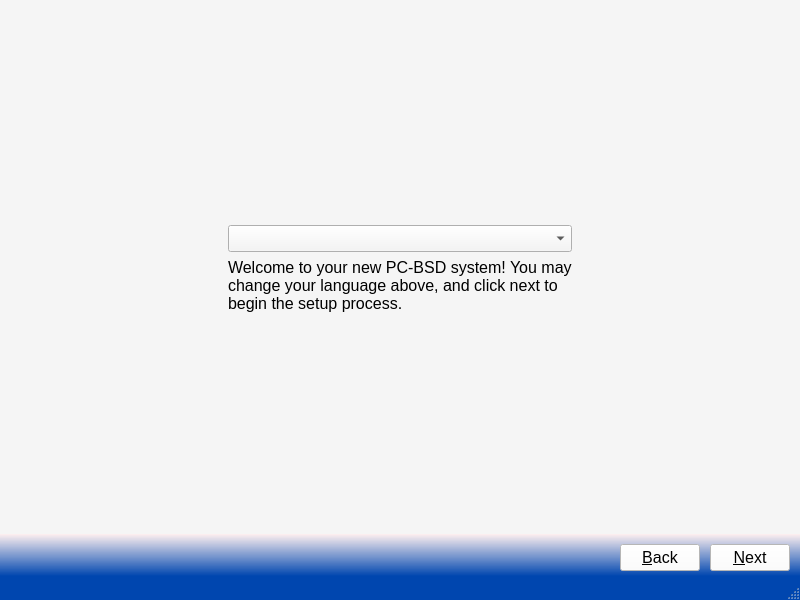
Before: the Qt Designer form src-qt5/pc-firstbootgui/firstboot.ui in trueos/pcbsd, drawn with Qt 5.
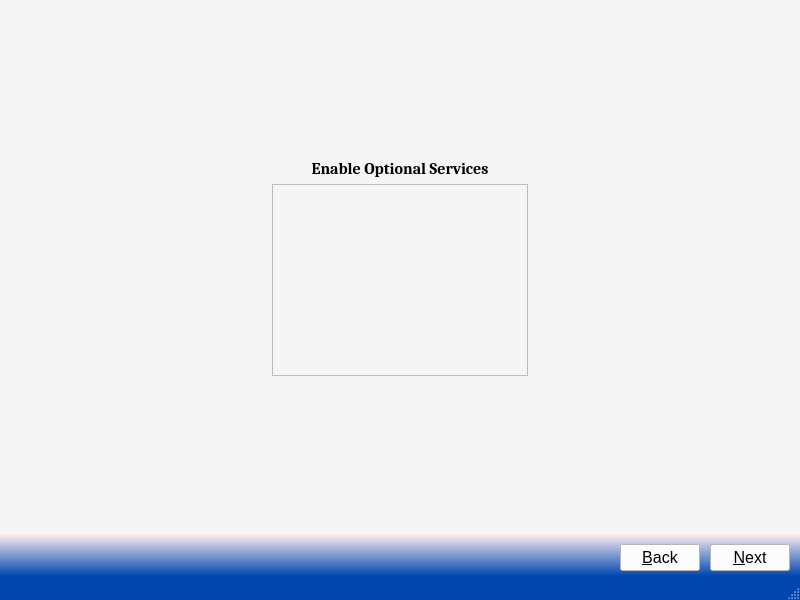
After: the same form once the commit is applied. Icons and pictures are not drawn.

Commit message: Add a new page to the firstboot wizard for enabling optional services. This currently only shows the SSH(D) service, but more can be easily added in the services.cpp file. NOTE: This still needs to be tested

Patch:
```diff
--- a/src-qt5/pc-firstbootgui/firstboot.ui
+++ b/src-qt5/pc-firstbootgui/firstboot.ui
@@ -55,7 +55,7 @@
        <string notr="true">background-color: rgb(245, 245, 245);</string>
       </property>
       <property name="currentIndex">
-       <number>0</number>
+       <number>6</number>
       </property>
       <widget class="QWidget" name="Page_Welcome">
        <layout class="QGridLayout" name="gridLayout_2">
@@ -1453,6 +1453,83 @@
         </item>
        </layout>
       </widget>
+      <widget class="QWidget" name="Page_Services">
+       <layout class="QGridLayout" name="gridLayout_13">
+        <item row="0" column="2">
+         <spacer name="verticalSpacer_17">
+          <property name="orientation">
+           <enum>Qt::Vertical</enum>
+          </property>
+          <property name="sizeHint" stdset="0">
+           <size>
+            <width>20</width>
+            <height>134</height>
+           </size>
+          </property>
+         </spacer>
+        </item>
+        <item row="3" column="3">
+         <spacer name="horizontalSpacer_29">
+          <property name="orientation">
+           <enum>Qt::Horizontal</enum>
+          </property>
+          <property name="sizeHint" stdset="0">
+           <size>
+            <width>254</width>
+            <height>20</height>
+           </size>
+          </property>
+         </spacer>
+        </item>
+        <item row="2" column="1" rowspan="2" colspan="2">
+         <widget class="QListWidget" name="list_services"/>
+        </item>
+        <item row="2" column="0">
+         <spacer name="horizontalSpacer_9">
+          <property name="orientation">
+           <enum>Qt::Horizontal</enum>
+          </property>
+          <property name="sizeHint" stdset="0">
+           <size>
+            <width>254</width>
+            <height>20</height>
+           </size>
+          </property>
+         </spacer>
+        </item>
+        <item row="4" column="2">
+         <spacer name="verticalSpacer_12">
+          <property name="orientation">
+           <enum>Qt::Vertical</enum>
+          </property>
+          <property name="sizeHint" stdset="0">
+           <size>
+            <width>20</width>
+            <height>134</height>
+           </size>
+          </property>
+         </spacer>
+        </item>
+        <item row="1" column="1" colspan="2">
+         <widget class="QLabel" name="label_31">
+          <property name="font">
+           <font>
+            <family>Caladea</family>
+            <pointsize>12</pointsize>
+            <weight>75</weight>
+            <bold>true</bold>
+           </font>
+          </property>
+          <property name="text">
+           <string>Enable Optional Services</string>
+          </property>
+          <property name="alignment">
+           <set>Qt::AlignCenter</set>
+          </property>
+         </widget>
+        </item>
+       </layout>
+      </widget>
       <widget class="QWidget" name="Page_Finished">
        <layout class="QGridLayout" name="gridLayout_9">
         <item row="0" column="1">
```
The commit also changes 5 other files.
